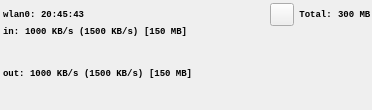
This is src/mainwindow.ui in cpina/qnetload as Qt 5 draws it before an edit. The edited form follows.
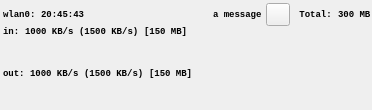
This is the edited form. Custom widgets are drawn as their Qt base class.

Commit message: Adds spacer for the button and a message label (to be used soon)

Patch:
```diff
--- a/src/mainwindow.ui
+++ b/src/mainwindow.ui
@@ -116,6 +116,28 @@
         </property>
        </widget>
       </item>
+      <item>
+       <widget class="QLabel" name="message">
+        <property name="font">
+         <font>
+          <family>Monospace</family>
+          <pointsize>7</pointsize>
+          <weight>75</weight>
+          <bold>true</bold>
+         </font>
+        </property>
+        <property name="text">
+         <string>a message</string>
+        </property>
+       </widget>
+      </item>
+      <item>
+       <widget class="QLabel" name="spacer">
+        <property name="text">
+         <string> </string>
+        </property>
+       </widget>
+      </item>
       <item>
        <widget class="QToolButton" name="reset_button">
         <property name="text">
@@ -129,6 +151,13 @@
         </property>
        </widget>
       </item>
+      <item>
+       <widget class="QLabel" name="spacer2">
+        <property name="text">
+         <string> </string>
+        </property>
+       </widget>
+      </item>
       <item>
        <widget class="QLabel" name="total">
         <property name="font">
```
